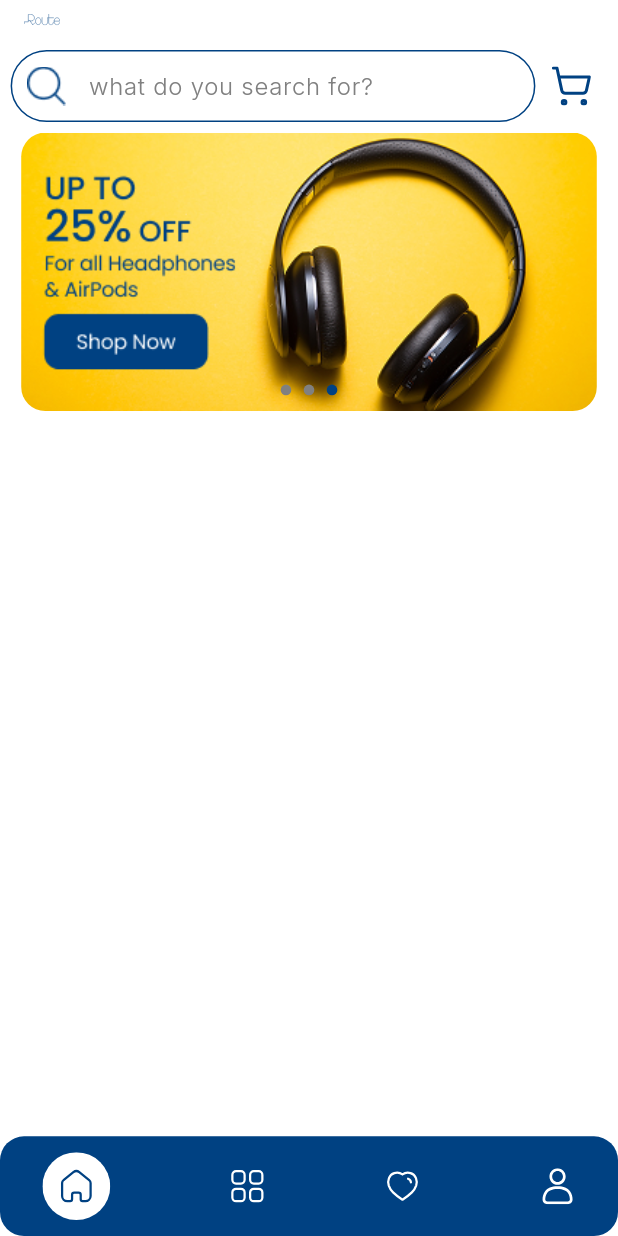
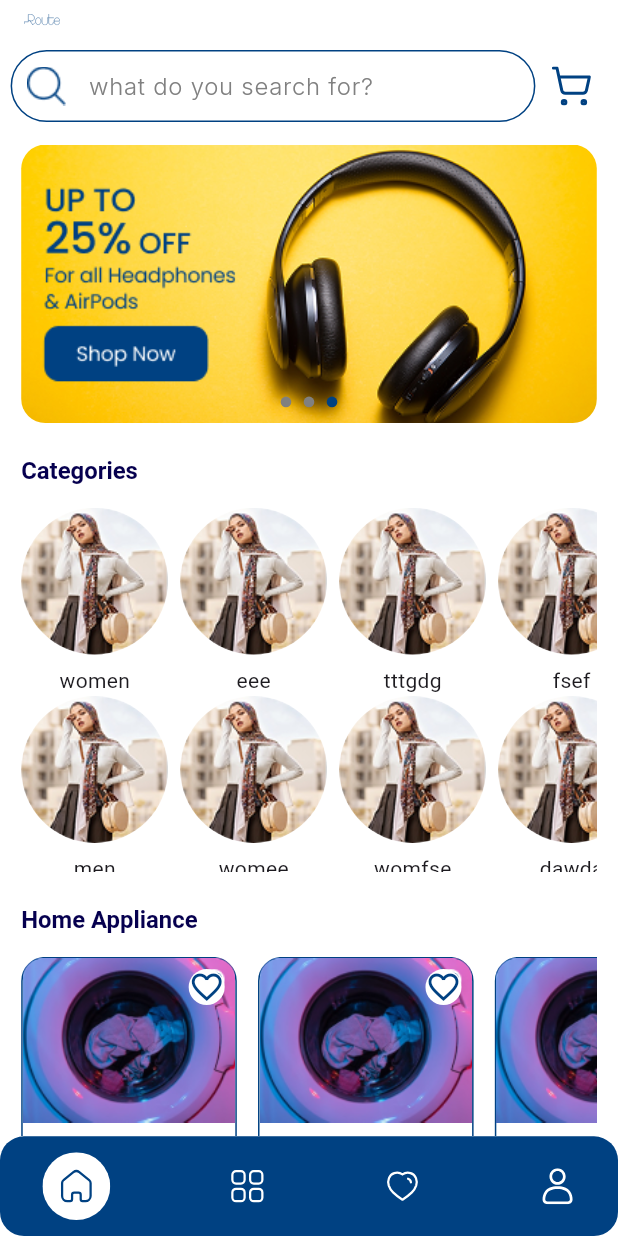
Before and after one commit to ElRaey-411/E-Commerce-app, a Flutter app: the screen it shows after launch, on a phone screen of 412 x 824 dp. Run offline on Flutter 3.47's test engine with Material 3 defaults, Android fonts, the phone set to English and light mode, and no system bars; our stand-ins replace dartz, dio, flutter_bloc, flutter_screenutil, flutter_svg, fluttertoast and 4 more.

Commit message:
home tab ui finished

```diff
--- a/lib/config/theme_manager.dart
+++ b/lib/config/theme_manager.dart
@@ -27,7 +27,12 @@ class ThemeManager {
         color: ColorsManager.white,
         fontSize: 16.sp,
         fontWeight: FontWeight.w300,
-      )
+      ),
+      headlineMedium: TextStyle(
+        color: ColorsManager.purple,
+        fontSize: 18.sp,
+        fontWeight: FontWeight.w600,
+      ),
     ),
     inputDecorationTheme: InputDecorationThemeData(
       suffixIconColor: ColorsManager.grey,
@@ -38,9 +43,7 @@ class ThemeManager {
       ),
       filled: true,
       fillColor: ColorsManager.white,
-      border: OutlineInputBorder(
-        borderRadius: BorderRadius.circular(15.r),
-      ),
+      border: OutlineInputBorder(borderRadius: BorderRadius.circular(15.r)),
       focusedBorder: OutlineInputBorder(
         borderRadius: BorderRadius.circular(15.r),
       ),
--- a/lib/features/main_layout/presentation/tabs/home_tab/presentation/home_tab.dart
+++ b/lib/features/main_layout/presentation/tabs/home_tab/presentation/home_tab.dart
@@ -1,5 +1,8 @@
+import 'package:e_commerce/features/main_layout/presentation/tabs/home_tab/presentation/widgets/category_item.dart';
 import 'package:e_commerce/features/main_layout/presentation/tabs/home_tab/presentation/widgets/custom_ads.dart';
+import 'package:e_commerce/features/main_layout/presentation/tabs/home_tab/presentation/widgets/home_suggestion_item.dart';
 import 'package:flutter/material.dart';
+import 'package:flutter_screenutil/flutter_screenutil.dart';
 import 'package:provider/provider.dart';
 import '../../../provider/main_layout_provider.dart';
 
@@ -10,12 +13,92 @@ class HomeTab extends StatelessWidget {
   @override
   Widget build(BuildContext context) {
     final provider = Provider.of<MainLayoutProvider>(context);
-    return Column(
-      children: [
-        CustomAdsWidget(
-          adsImages:provider.adsImages,
+    return Padding(
+      padding: REdgeInsets.symmetric(horizontal: 16),
+      child: SingleChildScrollView(
+        child: Column(
+          crossAxisAlignment: CrossAxisAlignment.start,
+          children: [
+            SizedBox(height: 8,),
+            CustomAdsWidget(
+              adsImages:provider.adsImages,
+            ),
+            SizedBox(height: 24.h,),
+            Text('Categories',style: Theme.of(context).textTheme.headlineMedium),
+            SizedBox(height: 16.h,),
+            SizedBox(
+              height:275.h,
+              child: GridView(
+                scrollDirection: Axis.horizontal,
+                gridDelegate: const SliverGridDelegateWithFixedCrossAxisCount(
+                  crossAxisCount: 2,
+                  mainAxisSpacing: 8,
+                  crossAxisSpacing: 8,
+                  childAspectRatio:1.2,
+                ),
+                children: const [
+                  CategoryItem(image:'assets/images/women_category.png', title: 'women'),
+                  CategoryItem(image:'assets/images/women_category.png', title: 'men'),
+                  CategoryItem(image:'assets/images/women_category.png', title: 'eee'),
+                  CategoryItem(image:'assets/images/women_category.png', title: 'womee'),
+                  CategoryItem(image:'assets/images/women_category.png', title: 'tttgdg'),
+                  CategoryItem(image:'assets/images/women_category.png', title: 'womfse'),
+                  CategoryItem(image:'assets/images/women_category.png', title: 'fsef'),
+                  CategoryItem(image:'assets/images/women_category.png', title: 'dawda'),
+                  CategoryItem(image:'assets/images/women_category.png', title: 'womdawd'),
+                ],
+              ),
+            ),
+            SizedBox(height: 24.h,),
+            Text('Home Appliance',style: Theme.of(context).textTheme.headlineMedium),
+            SizedBox(height: 16.h,),
+            SizedBox(
+              height: 235.h,
+              child: ListView(
+                scrollDirection: Axis.horizontal,
+                children: const [
+                  HomeSuggestionItem(
+                    image:'assets/images/Frame.png',
+                    title: 'Home Appliance',
+                    price: '1000',
+                    rating: 4.5,
+                  ),
+                  HomeSuggestionItem(
+                    image:'assets/images/Frame.png',
+                    title: 'Home ',
+                    price: '100',
+                    rating: 4,
+                  ),
+                  HomeSuggestionItem(
+                    image:'assets/images/Frame.png',
+                    title: 'Appliance',
+                    price: '4000',
+                    rating: 5,
+                  ),
+                  HomeSuggestionItem(
+                    image:'assets/images/Frame.png',
+                    title: 'H666',
+                    price: '1060',
+                    rating: 6,
+                  ),
+                  HomeSuggestionItem(
+                    image:'assets/images/Frame.png',
+                    title: '5645',
+                    price: '5600',
+                    rating: 46,
+                  ),
+                  HomeSuggestionItem(
+                    image:'assets/images/Frame.png',
+                    title: '2222',
+                    price: '55',
+                    rating: 77,
+                  ),
+                ]
+              )
+            )
+          ],
         ),
-      ],
+      ),
     );
   }
 }
--- /dev/null
+++ b/lib/features/main_layout/presentation/tabs/home_tab/presentation/widgets/category_item.dart
@@ -0,0 +1,22 @@
+import 'package:flutter/material.dart';
+import 'package:flutter_screenutil/flutter_screenutil.dart';
+
+class CategoryItem extends StatelessWidget {
+  const CategoryItem({super.key, required this.image, required this.title});
+
+  final String image;
+  final String title;
+  @override
+  Widget build(BuildContext context) {
+    return Column(
+      children: [
+        ClipRRect(
+          borderRadius: BorderRadius.circular(100),
+          child: Image.asset(image),
+        ),
+        SizedBox(height: 8.h,),
+        Text(title),
+      ],
+    );
+  }
+}
--- a/lib/features/main_layout/presentation/tabs/home_tab/presentation/widgets/custom_ads.dart
+++ b/lib/features/main_layout/presentation/tabs/home_tab/presentation/widgets/custom_ads.dart
@@ -41,9 +41,7 @@ class _CustomAdsWidgetState extends State<CustomAdsWidget> {
 
   @override
   Widget build(BuildContext context) {
-    return Padding(
-      padding: REdgeInsets.symmetric(horizontal: 16),
-      child: Stack(
+    return Stack(
       children: [
         AnimatedSwitcher(
           duration: animationDuration,
@@ -83,7 +81,6 @@ class _CustomAdsWidgetState extends State<CustomAdsWidget> {
           ),
         ),
       ],
-      ),
     );
   }
 }
--- /dev/null
+++ b/lib/features/main_layout/presentation/tabs/home_tab/presentation/widgets/home_suggestion_item.dart
@@ -0,0 +1,83 @@
+import 'package:e_commerce/core/resources/colors_manager.dart';
+import 'package:flutter/material.dart';
+import 'package:flutter_screenutil/flutter_screenutil.dart';
+
+class HomeSuggestionItem extends StatelessWidget {
+  const HomeSuggestionItem({super.key, required this.image, required this.title, required this.price, required this.rating});
+
+  final String image;
+  final String title;
+  final String price;
+  final double rating;
+
+  @override
+  Widget build(BuildContext context) {
+    return Container(
+      width: 150.w,
+      height: 250.h,
+      margin: REdgeInsets.only(right: 16,bottom: 16),
+      decoration: BoxDecoration(
+        color: Colors.white,
+        borderRadius: BorderRadius.circular(16),
+        border: Border.all(color: ColorsManager.blue),
+      ),
+      child: Column(
+        crossAxisAlignment: CrossAxisAlignment.start,
+        children: [
+          Stack(
+            alignment: Alignment.topRight,
+            children: [
+              Image.asset(image),
+              InkWell(
+                onTap: (){},
+                child: Container(
+                  margin: REdgeInsets.all(8),
+                  decoration: BoxDecoration(
+                    color: ColorsManager.white,
+                    borderRadius: BorderRadius.circular(100),
+                  ),
+                  child: Icon(Icons.favorite_border_outlined,color: ColorsManager.blue,),
+                ),
+              )
+            ]
+          ),
+          Padding(
+            padding:REdgeInsets.symmetric(horizontal: 8),
+            child: Column(
+              crossAxisAlignment: CrossAxisAlignment.start,
+              children: [
+                SizedBox(height: 8.h,),
+                Text(title),
+                SizedBox(height: 8.h,),
+                Row(
+                  children: [
+                    Text('Review ($rating)   '),
+                    Icon(Icons.star,color: Colors.amber,size: 16.sp,),
+                  ],
+                ),
+                SizedBox(height: 8.h,),
+                Row(
+                  mainAxisAlignment: MainAxisAlignment.spaceBetween,
+                  children: [
+                    Text('EGP $price'),
+                    InkWell(
+                      onTap: (){},
+                      child: Container(
+                        padding: REdgeInsets.all(5),
+                        decoration: BoxDecoration(
+                          color: ColorsManager.blue,
+                          borderRadius: BorderRadius.circular(100),
+                        ),
+                        child: Icon(Icons.add,color: ColorsManager.white,),
+                      ),
+                    )
+                  ],
+                ),
+              ],
+            ),
+          )
+        ]
+      ),
+    );
+  }
+}
```
Also changed, not shown: assets/images/Frame.png (added), assets/images/women_category.png (added). Lines whose indentation alone changed are shown as unchanged.
